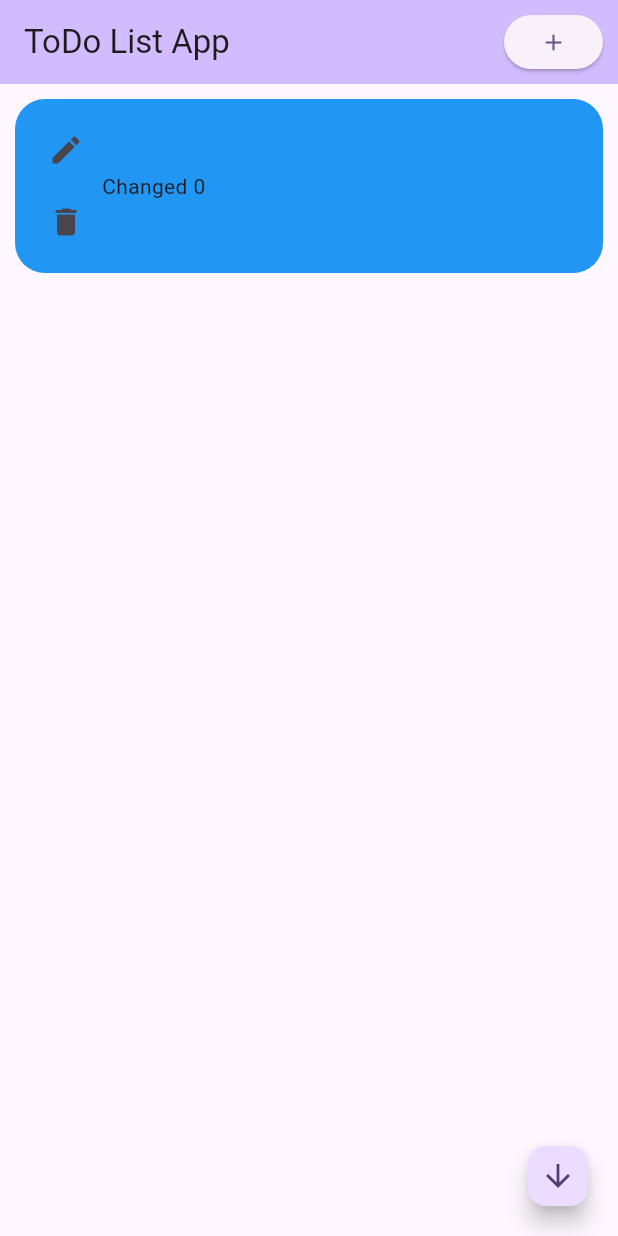
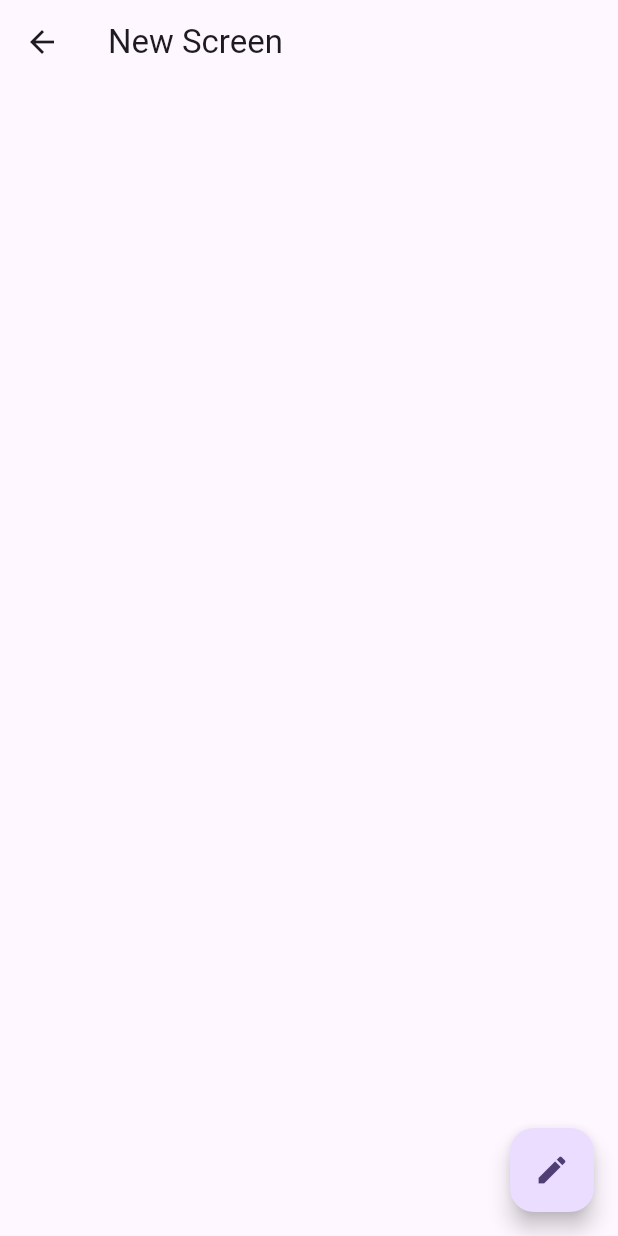
Before and after one commit to MogaDenis/ToDo-List-App, a Flutter app: the screen it shows after launch, after a tap on the "add" icon, after a tap on the "edit" icon, on a phone screen of 412 x 824 dp. Run offline on Flutter 3.47's test engine with Material 3 defaults, Android fonts, the phone set to English and light mode, and no system bars.

Commit message:
Worked on editing-of-note functionality

```diff
--- a/lib/main.dart
+++ b/lib/main.dart
@@ -1,7 +1,7 @@
 import 'package:flutter/material.dart';
 import 'package:todo_list_app/controller/controller.dart';
 import 'package:todo_list_app/model/todo_item.dart';
-import 'package:todo_list_app/notifications/deleted_item_notification.dart';
+import 'package:todo_list_app/notifications/notifications.dart';
 import 'package:todo_list_app/repository/repository.dart';
 import 'package:todo_list_app/repository/todo_items_repository.dart';
 import 'package:todo_list_app/widgets/todoItemWidget/todo_item_widget.dart';
@@ -111,8 +111,8 @@ class _HomePageState extends State<HomePage> {
       body: Column(
         children: [
           Expanded(
-              child: NotificationListener<DeletedItemNotification>(
-            onNotification: (deletedItemNotification) {
+              child: NotificationListener<CustomNotification>(
+            onNotification: (_) {
               setState(() {});
               return true;
             },
@@ -123,7 +123,8 @@ class _HomePageState extends State<HomePage> {
                 itemBuilder: (context, index) {
                   return ToDoItemWidget(
                       widget._controller.getItemAtIndex(index),
-                      widget._controller);
+                      widget._controller,
+                      context);
                 }),
           )),
         ],
--- a/lib/notifications/deleted_item_notification.dart
+++ /dev/null
@@ -1,5 +0,0 @@
-import 'package:flutter/material.dart';
-
-class DeletedItemNotification extends Notification {
-  const DeletedItemNotification();
-}
--- /dev/null
+++ b/lib/notifications/notifications.dart
@@ -0,0 +1,13 @@
+import 'package:flutter/material.dart';
+
+class CustomNotification extends Notification {
+  const CustomNotification();
+}
+
+class DeletedItemNotification extends CustomNotification {
+  const DeletedItemNotification();
+}
+
+class ModifiedItemNotification extends CustomNotification {
+  const ModifiedItemNotification();
+}
--- /dev/null
+++ b/lib/widgets/editTodoItemWidget/edit_todo_item_widget.dart
@@ -0,0 +1,31 @@
+import 'package:flutter/material.dart';
+import 'package:todo_list_app/model/todo_item.dart';
+import 'package:todo_list_app/notifications/notifications.dart';
+
+class EditItemScreen extends StatefulWidget {
+  late final ToDoItem _toDoItem;
+  late final BuildContext _parentContext;
+
+  EditItemScreen(ToDoItem toDoItem, BuildContext parentContext, {super.key}) {
+    _toDoItem = toDoItem;
+    _parentContext = parentContext;
+  }
+
+  @override
+  State<EditItemScreen> createState() => _EditItemScreenState();
+}
+
+class _EditItemScreenState extends State<EditItemScreen> {
+  @override
+  Widget build(BuildContext context) {
+    return Scaffold(
+      appBar: AppBar(title: const Text('New Screen')),
+      floatingActionButton: FloatingActionButton(onPressed: () {
+        widget._toDoItem.changeDescription("It works");
+        const ModifiedItemNotification().dispatch(widget._parentContext);
+      },
+      child: const Icon(Icons.edit),
+      ),
+    );
+  }
+}
--- a/lib/widgets/todoItemWidget/todo_item_widget.dart
+++ b/lib/widgets/todoItemWidget/todo_item_widget.dart
@@ -1,15 +1,18 @@
 import 'package:flutter/material.dart';
 import 'package:todo_list_app/controller/controller.dart';
 import 'package:todo_list_app/model/todo_item.dart';
-import 'package:todo_list_app/notifications/deleted_item_notification.dart';
+import 'package:todo_list_app/notifications/notifications.dart';
+import 'package:todo_list_app/widgets/editTodoItemWidget/edit_todo_item_widget.dart';
 
 class ToDoItemWidget extends StatefulWidget {
   late final ToDoItem _toDoItem;
   late final Controller _toDoItemsController;
+  late final BuildContext _parentContext;
 
-  ToDoItemWidget(ToDoItem toDoItem, Controller toDoItemsController, {super.key}) {
+  ToDoItemWidget(ToDoItem toDoItem, Controller toDoItemsController, BuildContext parentContext, {super.key}) {
     _toDoItem = toDoItem;
     _toDoItemsController = toDoItemsController;
+    _parentContext = parentContext;
   }
 
   @override
@@ -32,9 +35,7 @@ class _ToDoItemWidgetState extends State<ToDoItemWidget> {
             mainAxisAlignment: MainAxisAlignment.spaceBetween,
             children: <Widget>[
               IconButton(icon: const Icon(Icons.edit), onPressed: () {
-                setState(() {
-                  widget._toDoItem.changeDescription("Changed ${widget._toDoItem.getID()}");
-                });
+                Navigator.of(context).push(MaterialPageRoute(builder: (context) => EditItemScreen(widget._toDoItem, widget._parentContext)));
               }),
               IconButton(icon: const Icon(Icons.delete), onPressed: () {
                 widget._toDoItemsController.removeItem(widget._toDoItem); // Delete the item.
```
